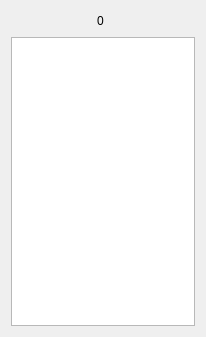
Before: the Qt Designer form tickersdb/widget.ui in HappySeaFox/tht, drawn with Qt 5.
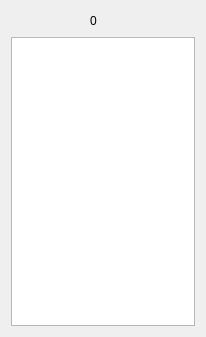
After: the same form once the commit is applied.

What changed in the file:
```diff
--- a/tickersdb/widget.ui
+++ b/tickersdb/widget.ui
@@ -14,7 +14,7 @@
    <string>Finviz parser</string>
   </property>
   <layout class="QGridLayout" name="gridLayout">
-   <item row="0" column="2">
+   <item row="0" column="3">
     <spacer name="horizontalSpacer">
      <property name="orientation">
       <enum>Qt::Horizontal</enum>
@@ -27,7 +27,7 @@
      </property>
     </spacer>
    </item>
-   <item row="1" column="0" colspan="4">
+   <item row="1" column="0" colspan="5">
     <widget class="QPlainTextEdit" name="plainTextLog">
      <property name="sizePolicy">
       <sizepolicy hsizetype="Expanding" vsizetype="Expanding">
@@ -69,6 +69,9 @@
      </property>
     </widget>
    </item>
+   <item row="0" column="2">
+    <widget class="QLabel" name="labelProgress"/>
+   </item>
   </layout>
  </widget>
  <layoutdefault spacing="6" margin="11"/>
```
